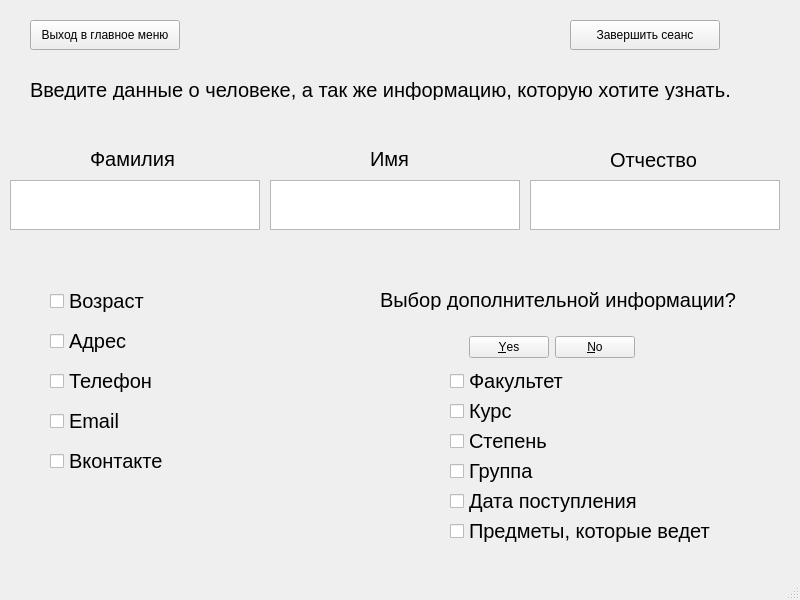
paknikolay/DBProject, file Project/Database_shcedule/search_menu.ui: the form before one commit.
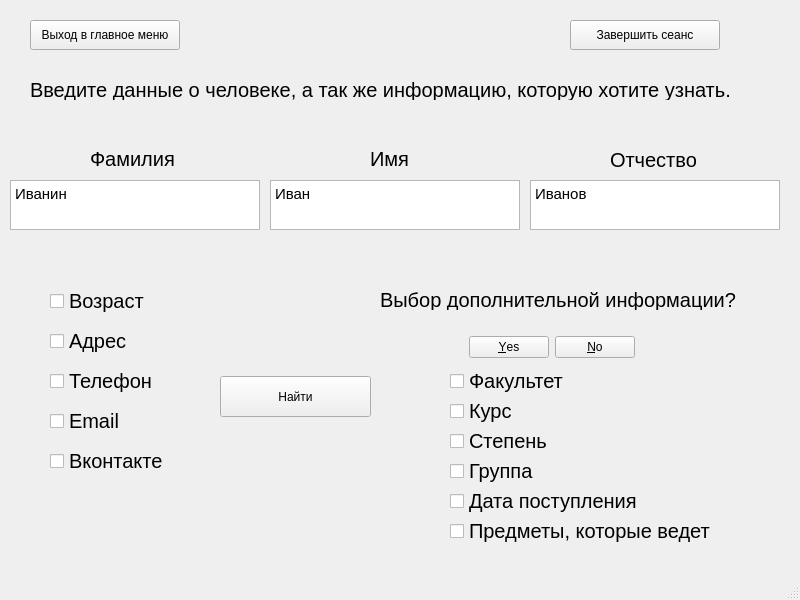
The form after the commit.

```diff
--- a/Project/Database_shcedule/search_menu.ui
+++ b/Project/Database_shcedule/search_menu.ui
@@ -41,6 +41,13 @@
       <height>50</height>
      </rect>
     </property>
+    <property name="html">
+     <string>&lt;!DOCTYPE HTML PUBLIC &quot;-//W3C//DTD HTML 4.0//EN&quot; &quot;http://www.w3.org/TR/REC-html40/strict.dtd&quot;&gt;
+&lt;html&gt;&lt;head&gt;&lt;meta name=&quot;qrichtext&quot; content=&quot;1&quot; /&gt;&lt;style type=&quot;text/css&quot;&gt;
+p, li { white-space: pre-wrap; }
+&lt;/style&gt;&lt;/head&gt;&lt;body style=&quot; font-family:'Ubuntu'; font-size:11pt; font-weight:400; font-style:normal;&quot;&gt;
+&lt;p style=&quot; margin-top:0px; margin-bottom:0px; margin-left:0px; margin-right:0px; -qt-block-indent:0; text-indent:0px;&quot;&gt;Иванин&lt;/p&gt;&lt;/body&gt;&lt;/html&gt;</string>
+    </property>
    </widget>
    <widget class="QTextBrowser" name="textBrowser_2">
     <property name="geometry">
@@ -51,6 +58,13 @@
       <height>50</height>
      </rect>
     </property>
+    <property name="html">
+     <string>&lt;!DOCTYPE HTML PUBLIC &quot;-//W3C//DTD HTML 4.0//EN&quot; &quot;http://www.w3.org/TR/REC-html40/strict.dtd&quot;&gt;
+&lt;html&gt;&lt;head&gt;&lt;meta name=&quot;qrichtext&quot; content=&quot;1&quot; /&gt;&lt;style type=&quot;text/css&quot;&gt;
+p, li { white-space: pre-wrap; }
+&lt;/style&gt;&lt;/head&gt;&lt;body style=&quot; font-family:'Ubuntu'; font-size:11pt; font-weight:400; font-style:normal;&quot;&gt;
+&lt;p style=&quot; margin-top:0px; margin-bottom:0px; margin-left:0px; margin-right:0px; -qt-block-indent:0; text-indent:0px;&quot;&gt;Иван&lt;/p&gt;&lt;/body&gt;&lt;/html&gt;</string>
+    </property>
    </widget>
    <widget class="QLabel" name="label_2">
     <property name="geometry">
@@ -97,6 +111,13 @@
       <height>50</height>
      </rect>
     </property>
+    <property name="html">
+     <string>&lt;!DOCTYPE HTML PUBLIC &quot;-//W3C//DTD HTML 4.0//EN&quot; &quot;http://www.w3.org/TR/REC-html40/strict.dtd&quot;&gt;
+&lt;html&gt;&lt;head&gt;&lt;meta name=&quot;qrichtext&quot; content=&quot;1&quot; /&gt;&lt;style type=&quot;text/css&quot;&gt;
+p, li { white-space: pre-wrap; }
+&lt;/style&gt;&lt;/head&gt;&lt;body style=&quot; font-family:'Ubuntu'; font-size:11pt; font-weight:400; font-style:normal;&quot;&gt;
+&lt;p style=&quot; margin-top:0px; margin-bottom:0px; margin-left:0px; margin-right:0px; -qt-block-indent:0; text-indent:0px;&quot;&gt;Иванов&lt;/p&gt;&lt;/body&gt;&lt;/html&gt;</string>
+    </property>
    </widget>
    <widget class="QLabel" name="label_4">
     <property name="geometry">
@@ -371,6 +392,19 @@
      <string>Выход в главное меню</string>
     </property>
    </widget>
+   <widget class="QPushButton" name="pushButton">
+    <property name="geometry">
+     <rect>
+      <x>220</x>
+      <y>376</y>
+      <width>151</width>
+      <height>41</height>
+     </rect>
+    </property>
+    <property name="text">
+     <string>Найти</string>
+    </property>
+   </widget>
   </widget>
   <widget class="QMenuBar" name="menubar">
    <property name="geometry">
```
Left out of the diff: 30 changed lines with no effect on the pictures.
